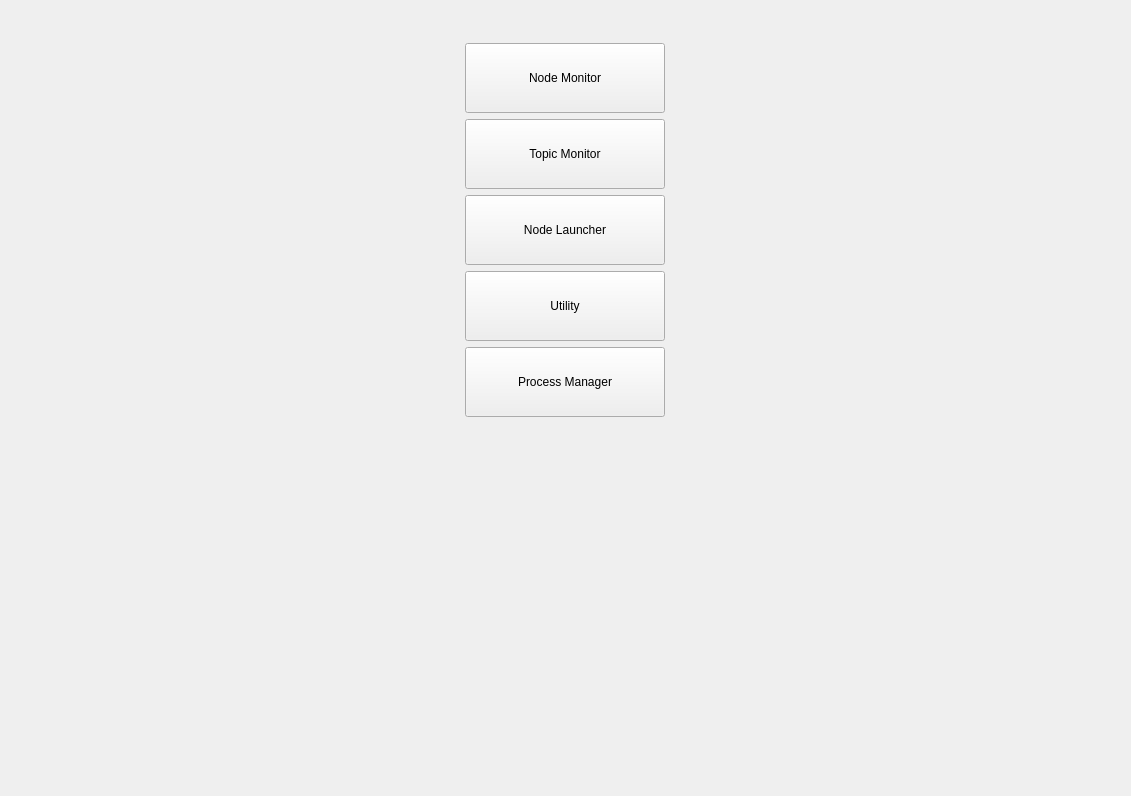
Qt form ui/main.ui (yyamazaki933/rosif) before a commit.
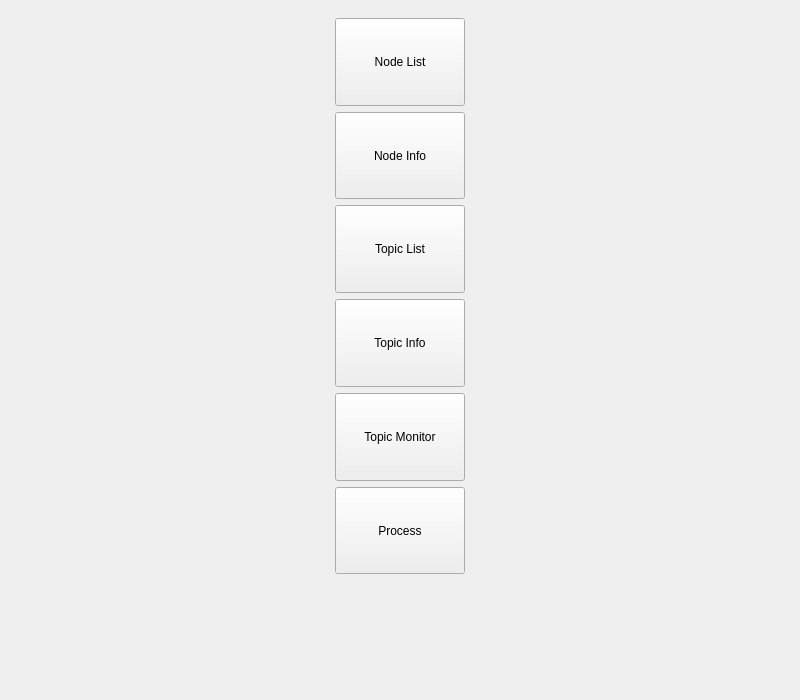
The same form after that commit. Icons and pictures are not drawn.

```diff
--- a/ui/main.ui
+++ b/ui/main.ui
@@ -6,8 +6,8 @@
    <rect>
     <x>0</x>
     <y>0</y>
-    <width>1131</width>
-    <height>796</height>
+    <width>800</width>
+    <height>700</height>
    </rect>
   </property>
   <property name="windowTitle">
@@ -30,6 +30,133 @@
        </sizepolicy>
       </property>
       <layout class="QVBoxLayout" name="verticalLayout_2">
+       <item>
+        <widget class="QPushButton" name="pb_node_list">
+         <property name="sizePolicy">
+          <sizepolicy hsizetype="Minimum" vsizetype="Expanding">
+           <horstretch>0</horstretch>
+           <verstretch>0</verstretch>
+          </sizepolicy>
+         </property>
+         <property name="minimumSize">
+          <size>
+           <width>130</width>
+           <height>0</height>
+          </size>
+         </property>
+         <property name="text">
+          <string>Node List</string>
+         </property>
+        </widget>
+       </item>
+       <item>
+        <widget class="QPushButton" name="pb_node_info">
+         <property name="sizePolicy">
+          <sizepolicy hsizetype="Minimum" vsizetype="Expanding">
+           <horstretch>0</horstretch>
+           <verstretch>0</verstretch>
+          </sizepolicy>
+         </property>
+         <property name="minimumSize">
+          <size>
+           <width>130</width>
+           <height>0</height>
+          </size>
+         </property>
+         <property name="text">
+          <string>Node Info</string>
+         </property>
+        </widget>
+       </item>
+       <item>
+        <widget class="QPushButton" name="pb_topic_list">
+         <property name="sizePolicy">
+          <sizepolicy hsizetype="Minimum" vsizetype="Expanding">
+           <horstretch>0</horstretch>
+           <verstretch>0</verstretch>
+          </sizepolicy>
+         </property>
+         <property name="minimumSize">
+          <size>
+           <width>130</width>
+           <height>0</height>
+          </size>
+         </property>
+         <property name="text">
+          <string>Topic List</string>
+         </property>
+        </widget>
+       </item>
+       <item>
+        <widget class="QPushButton" name="pb_topic_info">
+         <property name="sizePolicy">
+          <sizepolicy hsizetype="Minimum" vsizetype="Expanding">
+           <horstretch>0</horstretch>
+           <verstretch>0</verstretch>
+          </sizepolicy>
+         </property>
+         <property name="minimumSize">
+          <size>
+           <width>130</width>
+           <height>0</height>
+          </size>
+         </property>
+         <property name="text">
+          <string>Topic Info</string>
+         </property>
+        </widget>
+       </item>
+       <item>
+        <widget class="QPushButton" name="pb_topic_mon">
+         <property name="sizePolicy">
+          <sizepolicy hsizetype="Minimum" vsizetype="Expanding">
+           <horstretch>0</horstretch>
+           <verstretch>0</verstretch>
+          </sizepolicy>
+         </property>
+         <property name="minimumSize">
+          <size>
+           <width>130</width>
+           <height>0</height>
+          </size>
+         </property>
+         <property name="text">
+          <string>Topic Monitor</string>
+         </property>
+        </widget>
+       </item>
+       <item>
+        <widget class="QPushButton" name="pb_proc">
+         <property name="sizePolicy">
+          <sizepolicy hsizetype="Minimum" vsizetype="Expanding">
+           <horstretch>0</horstretch>
+           <verstretch>0</verstretch>
+          </sizepolicy>
+         </property>
+         <property name="minimumSize">
+          <size>
+           <width>130</width>
+           <height>0</height>
+          </size>
+         </property>
+         <property name="text">
+          <string>Process</string>
+         </property>
+        </widget>
+       </item>
+       <item>
+        <spacer name="verticalSpacer">
+         <property name="orientation">
+          <enum>Qt::Vertical</enum>
+         </property>
+         <property name="sizeHint" stdset="0">
+          <size>
+           <width>0</width>
+           <height>0</height>
+          </size>
+         </property>
+        </spacer>
+       </item>
        <item alignment="Qt::AlignHCenter">
         <widget class="QLabel" name="label_3">
          <property name="sizePolicy">
@@ -40,8 +167,8 @@
          </property>
          <property name="maximumSize">
           <size>
-           <width>150</width>
-           <height>40</height>
+           <width>120</width>
+           <height>31</height>
           </size>
          </property>
          <property name="pixmap">
@@ -52,130 +179,6 @@
          </property>
         </widget>
        </item>
-       <item>
-        <spacer name="verticalSpacer_2">
-         <property name="orientation">
-          <enum>Qt::Vertical</enum>
-         </property>
-         <property name="sizeType">
-          <enum>QSizePolicy::Fixed</enum>
-         </property>
-         <property name="sizeHint" stdset="0">
-          <size>
-           <width>0</width>
-           <height>5</height>
-          </size>
-         </property>
-        </spacer>
-       </item>
-       <item>
-        <widget class="QPushButton" name="pb_nodemon">
-         <property name="sizePolicy">
-          <sizepolicy hsizetype="Preferred" vsizetype="Fixed">
-           <horstretch>0</horstretch>
-           <verstretch>0</verstretch>
-          </sizepolicy>
-         </property>
-         <property name="minimumSize">
-          <size>
-           <width>200</width>
-           <height>70</height>
-          </size>
-         </property>
-         <property name="text">
-          <string>Node Monitor</string>
-         </property>
-        </widget>
-       </item>
-       <item>
-        <widget class="QPushButton" name="pb_topicmon">
-         <property name="sizePolicy">
-          <sizepolicy hsizetype="Preferred" vsizetype="Fixed">
-           <horstretch>0</horstretch>
-           <verstretch>0</verstretch>
-          </sizepolicy>
-         </property>
-         <property name="minimumSize">
-          <size>
-           <width>200</width>
-           <height>70</height>
-          </size>
-         </property>
-         <property name="text">
-          <string>Topic Monitor</string>
-         </property>
-        </widget>
-       </item>
-       <item>
-        <widget class="QPushButton" name="pb_launcher">
-         <property name="sizePolicy">
-          <sizepolicy hsizetype="Preferred" vsizetype="Fixed">
-           <horstretch>0</horstretch>
-           <verstretch>0</verstretch>
-          </sizepolicy>
-         </property>
-         <property name="minimumSize">
-          <size>
-           <width>200</width>
-           <height>70</height>
-          </size>
-         </property>
-         <property name="text">
-          <string>Node Launcher</string>
-         </property>
-        </widget>
-       </item>
-       <item>
-        <widget class="QPushButton" name="pb_util">
-         <property name="sizePolicy">
-          <sizepolicy hsizetype="Preferred" vsizetype="Fixed">
-           <horstretch>0</horstretch>
-           <verstretch>0</verstretch>
-          </sizepolicy>
-         </property>
-         <property name="minimumSize">
-          <size>
-           <width>200</width>
-           <height>70</height>
-          </size>
-         </property>
-         <property name="text">
-          <string>Utility</string>
-         </property>
-        </widget>
-       </item>
-       <item>
-        <widget class="QPushButton" name="pb_proc">
-         <property name="sizePolicy">
-          <sizepolicy hsizetype="Preferred" vsizetype="Fixed">
-           <horstretch>0</horstretch>
-           <verstretch>0</verstretch>
-          </sizepolicy>
-         </property>
-         <property name="minimumSize">
-          <size>
-           <width>200</width>
-           <height>70</height>
-          </size>
-         </property>
-         <property name="text">
-          <string>Process Manager</string>
-         </property>
-        </widget>
-       </item>
-       <item>
-        <spacer name="verticalSpacer">
-         <property name="orientation">
-          <enum>Qt::Vertical</enum>
-         </property>
-         <property name="sizeHint" stdset="0">
-          <size>
-           <width>0</width>
-           <height>0</height>
-          </size>
-         </property>
-        </spacer>
-       </item>
       </layout>
      </widget>
     </item>
```
